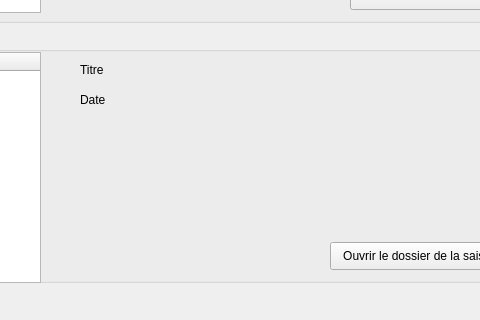
First picture: the form in src/ui/full_list_tab.ui, repository seigneurfuo/MyAnimeManager3, before the edit; both pictures show x 280 to 760 and y 328 to 648 of the 964 by 648 pixel window.
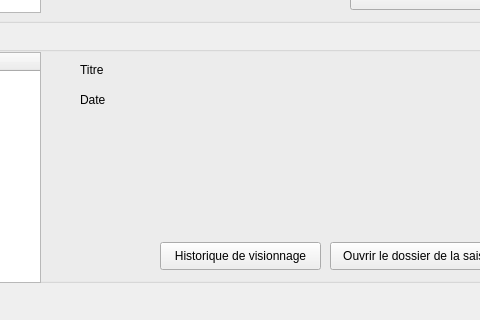
Second picture: the form after the edit.

Commit message: Ajout de deux boutons (sur le planning et sur la fiche de la saison) pour afficher la liste des dates de visionnage.

Patch:
```diff
--- a/src/ui/full_list_tab.ui
+++ b/src/ui/full_list_tab.ui
@@ -271,6 +271,19 @@
      <string>Ouvrir le dossier de la saison</string>
     </property>
    </widget>
+   <widget class="QPushButton" name="show_view_history_button">
+    <property name="geometry">
+     <rect>
+      <x>430</x>
+      <y>210</y>
+      <width>161</width>
+      <height>28</height>
+     </rect>
+    </property>
+    <property name="text">
+     <string>Historique de visionnage</string>
+    </property>
+   </widget>
   </widget>
   <widget class="QLineEdit" name="lineEdit">
    <property name="geometry">
```
The commit also changes 5 other files.
